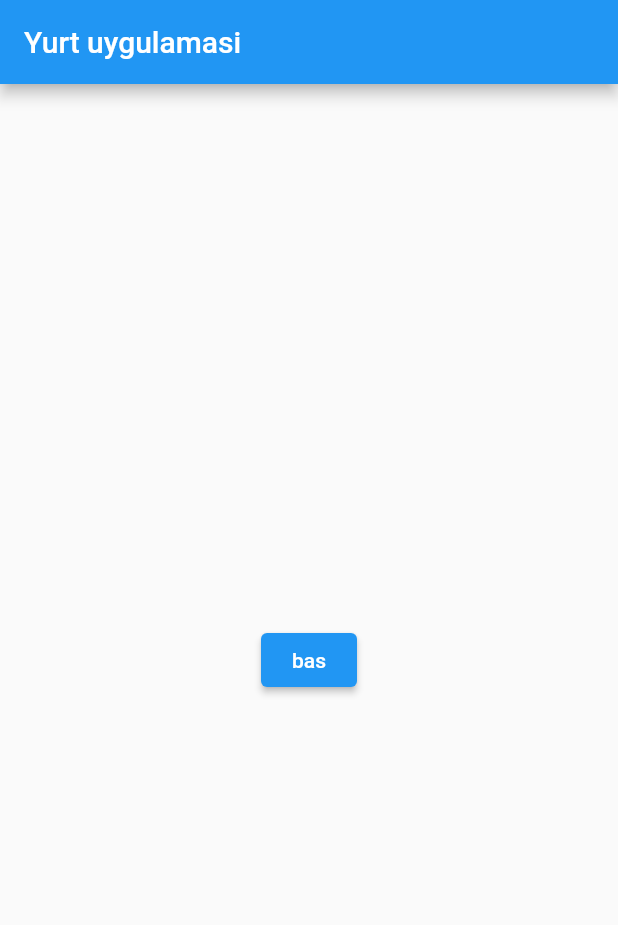
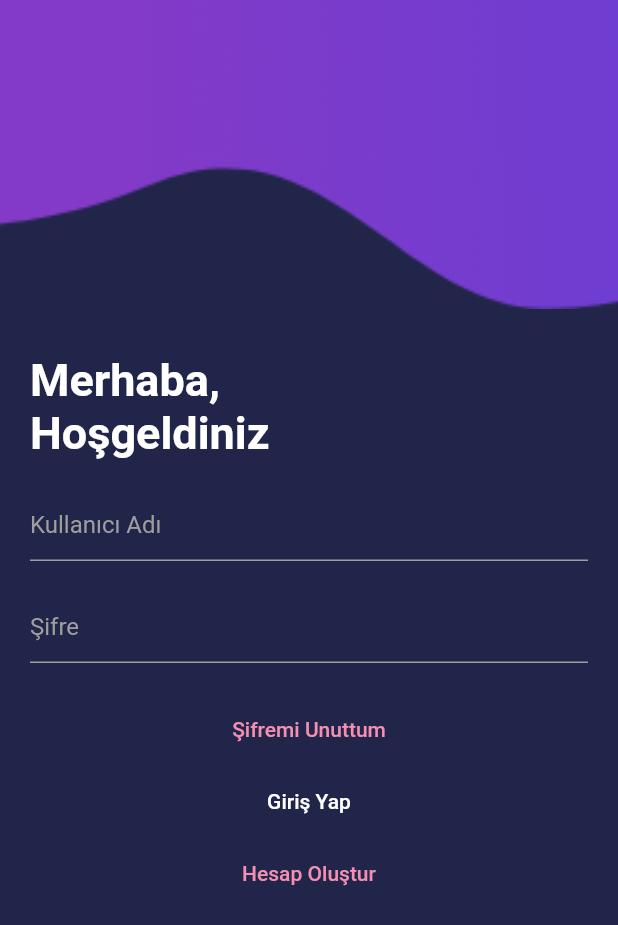
Before and after one commit to y-e-sryldz/yurt_uygulamasi, a Flutter app: the screen it shows after launch, on a phone screen of 412 x 824 dp. Shown: the top 925 px of the screen. Run offline on Flutter 3.47's test engine with Material 2 defaults, Android fonts, the phone set to English and light mode, and no system bars; drawn by our look-alikes of google_mobile_ads; our stand-ins replace firebase_core; accounts and stored records are empty; network calls fail.

Commit message:
yurt_uygulamasi

```diff
--- a/lib/filtreleme.dart
+++ b/lib/filtreleme.dart
@@ -9,37 +9,15 @@ class filtreleme extends StatefulWidget {
 
 class _filtrelemeState extends State<filtreleme> {
 
-  String? selectedCity; // Başlangıçta null olarak ayarlandı
-
-  List<String> cities = ['İstanbul', 'Ankara', 'İzmir', 'Bursa'];
-
   @override
   Widget build(BuildContext context) {
     return Scaffold(
       appBar: AppBar(
-        title: Text('Filtrele App'),
+        title: Text('Filtreleme App'),
       ),
-      body: Center(
-        child: Column(
-          mainAxisAlignment: MainAxisAlignment.center,
-          children: <Widget>[
-            DropdownButton<String>(
-              value: selectedCity,
-              onChanged: (newValue) {
-                setState(() {
-                  selectedCity = newValue;
-                });
-              },
-              items: cities.map((city) {
-                return DropdownMenuItem<String>(
-                  value: city,
-                  child: Text(city),
-                );
-              }).toList(),
-            ),
-          ],
-        ),
-      ),
+      body: Column()
     );
   }
+
+
 }
--- a/lib/main.dart
+++ b/lib/main.dart
@@ -18,7 +18,6 @@ class MyApp extends StatelessWidget {
   Widget build(BuildContext context) {
     return MaterialApp(
       title: 'Flutter Demo',
-      debugShowCheckedModeBanner: false,
       theme: ThemeData(
         colorScheme: ColorScheme.fromSeed(seedColor: Colors.deepPurple),
         useMaterial3: true,
@@ -59,20 +58,114 @@ class _MyHomePageState extends State<MyHomePage> {
     _loadAd(context);
   }
 
-
   @override
   Widget build(BuildContext context) {
+    var height = MediaQuery.of(context).size.height;
     return MaterialApp(
-      title: 'Yurt uygulamasi',
       home: Scaffold(
-        appBar: AppBar(
-          title: const Text('Yurt uygulamasi'),
+        backgroundColor: Color(0xff21254A),
+        body: SingleChildScrollView(
+          child: Column(
+            children: [
+              Container(
+                height: height * .25,
+                decoration: const BoxDecoration(
+                  image: DecorationImage(
+                    fit: BoxFit.cover,
+                    image: AssetImage("resimler/baslik.png"),
                   ),
-        body: Column(
+                ),
+              ),
+              Padding(
+                padding: EdgeInsets.symmetric(horizontal: 20),
+                child: Column(
+                  crossAxisAlignment: CrossAxisAlignment.start,
                   children: [
+                    SizedBox(
+                      height: 30,
+                    ),
+                    Text(
+                      "Merhaba,\nHoşgeldiniz",
+                      style: TextStyle(
+                          fontSize: 30,
+                          color: Colors.white,
+                          fontWeight: FontWeight.bold),
+                    ),
+                    SizedBox(
+                      height: 20,
+                    ),
+                    TextField(
+                      decoration: InputDecoration(
+                        hintText: "Kullanıcı Adı",
+                        hintStyle: TextStyle(color: Colors.grey),
+                        enabledBorder: UnderlineInputBorder(
+                            borderSide: BorderSide(
+                          color: Colors.grey,
+                        )),
+                      ),
+                    ),
+                    SizedBox(
+                      height: 20,
+                    ),
+                    TextField(
+                      decoration: InputDecoration(
+                        hintText: "Şifre",
+                        hintStyle: TextStyle(color: Colors.grey),
+                        enabledBorder: UnderlineInputBorder(
+                            borderSide: BorderSide(
+                          color: Colors.grey,
+                        )),
+                      ),
+                    ),
+                    SizedBox(
+                      height: 20,
+                    ),
+                    Center(
+                        child: TextButton(
+                            onPressed: () {},
+                            child: Text(
+                              "Şifremi Unuttum",
+                              style: TextStyle(color: Colors.pink[200]),
+                            ))),
+                    Center(
+                      child: TextButton(
+                          onPressed: () {
+                            _interstitialAd?.show();
+                            Navigator.push(
+                              context,
+                              MaterialPageRoute(
+                                  builder: (context) => filtreleme()),
+                            );
+                          },
+                          child: Container(
+                            margin: EdgeInsets.symmetric(horizontal: 60),
+                            decoration: BoxDecoration(
+                              borderRadius: BorderRadius.circular(50),
+                            ),
+                            child: Text(
+                              "Giriş Yap",
+                              style: TextStyle(color: Colors.white),
+                            ),
+                          )
+                          ),
+                    ),
+                    Center(
+                        child: TextButton(
+                            onPressed: () {},
+                            child: Text(
+                              "Hesap Oluştur",
+                              style: TextStyle(color: Colors.pink[200]),
+                            )
+                          )
+                        ),
+                  ],
+                ),
+              ),
+              SizedBox(
+                height: 30,
+              ),
               // Üstteki reklamı ortalamak için Expanded widget kullanıyoruz
-            Expanded(
-              child: Align(
+              Align(
                 alignment: Alignment.topCenter,
                 child: _bannerAdTop != null
                     ? SizedBox(
@@ -82,22 +175,8 @@ class _MyHomePageState extends State<MyHomePage> {
                       )
                     : Container(), // Reklam yüklenmemişse boş bir Container
               ),
-            ),
-            ElevatedButton(
-              onPressed: () {
-                _interstitialAd?.show();
-                Navigator.push(
-                context,
-                MaterialPageRoute(builder: (context) => filtreleme()),
-              );
-
-
-              },
-              child: Text("bas"),
-            ),
               // Altta olan reklamı ortalamak için Expanded widget kullanıyoruz
-            Expanded(
-              child: Align(
+              Align(
                 alignment: Alignment.bottomCenter,
                 child: _bannerAdBottom != null
                     ? SizedBox(
@@ -107,8 +186,8 @@ class _MyHomePageState extends State<MyHomePage> {
                       )
                     : Container(), // Reklam yüklenmemişse boş bir Container
               ),
+            ],
           ),
-          ],
         ),
       ),
     );
@@ -153,7 +232,8 @@ class _MyHomePageState extends State<MyHomePage> {
       ),
     )..load();
   }
-  void _loadAd(BuildContext context) async{
+
+  void _loadAd(BuildContext context) async {
     InterstitialAd.load(
         adUnitId: _adUnitId,
         request: const AdRequest(),
@@ -176,6 +256,7 @@ class _MyHomePageState extends State<MyHomePage> {
           },
         ));
   }
+
   @override
   void dispose() {
     _bannerAdTop?.dispose();
--- a/pubspec.yaml
+++ b/pubspec.yaml
@@ -38,6 +38,8 @@ dependencies:
   firebase_auth:
   firebase_core:
   google_mobile_ads: ^3.0.0
+  webview_flutter: ^4.2.3
+  html: ^0.15.4
 
 dev_dependencies:
   flutter_test:
@@ -62,8 +64,8 @@ flutter:
   uses-material-design: true
 
   # To add assets to your application, add an assets section, like this:
-  # assets:
-  #   - images/a_dot_burr.jpeg
+  assets:
+   - resimler/baslik.png
   #   - images/a_dot_ham.jpeg
 
   # An image asset can refer to one or more resolution-specific "variants", see
```
Also changed, not shown: pubspec.lock, resimler/baslik.png (added), 1 other file. Lines whose indentation alone changed are shown as unchanged.
